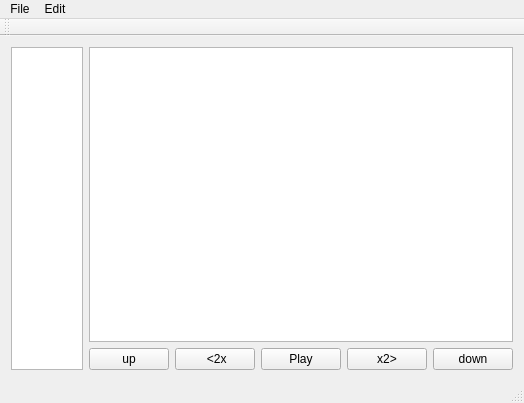
Gaara-ops/QtProject, file TxtReader/mainwindow.ui: the form before one commit.
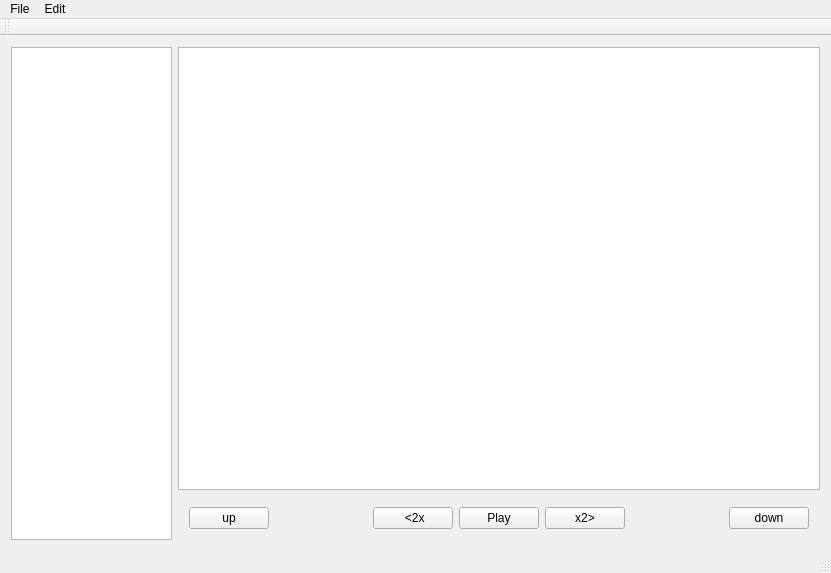
The form after the commit.

Commit message: 1.添加异常判断2.添加界面优化

```diff
--- a/TxtReader/mainwindow.ui
+++ b/TxtReader/mainwindow.ui
@@ -6,15 +6,15 @@
    <rect>
     <x>0</x>
     <y>0</y>
-    <width>524</width>
-    <height>403</height>
+    <width>831</width>
+    <height>573</height>
    </rect>
   </property>
   <property name="windowTitle">
    <string>MainWindow</string>
   </property>
   <widget class="QWidget" name="centralWidget">
-   <layout class="QGridLayout" name="gridLayout">
+   <layout class="QGridLayout" name="gridLayout_2">
     <item row="0" column="0">
      <layout class="QHBoxLayout" name="horizontalLayout_2" stretch="2,8">
       <item>
@@ -33,6 +33,9 @@
          </widget>
         </item>
         <item>
+         <widget class="QWidget" name="widget" native="true">
+          <layout class="QGridLayout" name="gridLayout">
+           <item row="0" column="0">
          <layout class="QHBoxLayout" name="horizontalLayout">
           <item>
            <widget class="QPushButton" name="upBtn">
@@ -101,6 +104,9 @@
          </layout>
         </item>
        </layout>
+         </widget>
+        </item>
+       </layout>
       </item>
      </layout>
     </item>
@@ -111,7 +117,7 @@
     <rect>
      <x>0</x>
      <y>0</y>
-     <width>524</width>
+     <width>831</width>
      <height>23</height>
     </rect>
    </property>
```
Lines whose indentation alone changed are shown as unchanged. The commit also changes 2 other files.
